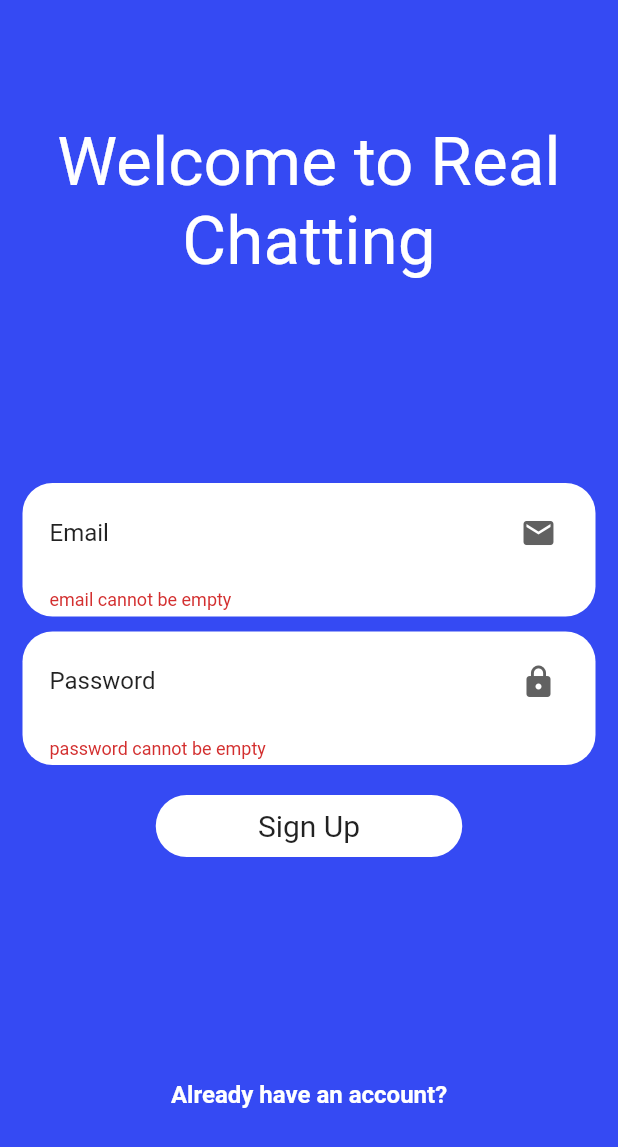
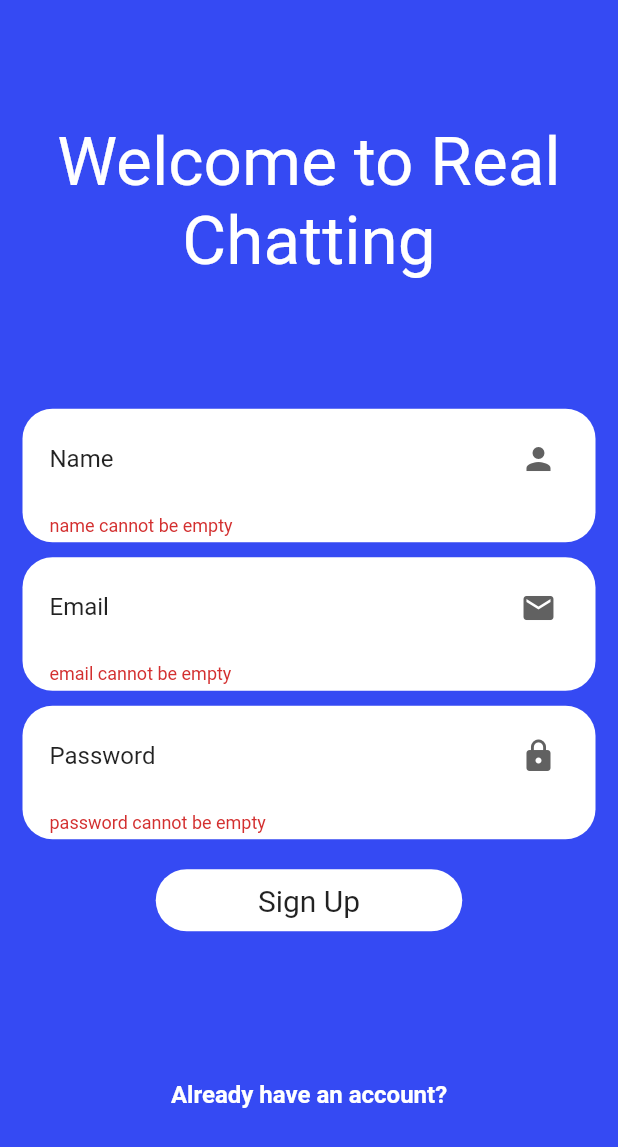
Before and after one commit to osKlonowski/real-time-chat, a Flutter app: the screen it shows after launch, after a tap on "Login", after a tap on "Create an Account", after a tap on "Sign Up", on a phone screen of 412 x 824 dp. Shown: the top 1147 px of the screen. Run offline on Flutter 3.47's test engine with Material 2 defaults, Android fonts, the phone set to English and light mode, and no system bars; drawn by our look-alikes of flutter_easyloading; our stand-ins replace cloud_firestore, firebase_auth, firebase_core; missing offline and left inert: fancy_drawer; accounts and stored records are empty; Roboto replaces fonts that are missing (Raleway).

```diff
--- a/real_time_chat/lib/services/authentication.dart
+++ b/real_time_chat/lib/services/authentication.dart
@@ -1,8 +1,25 @@
+import 'package:cloud_firestore/cloud_firestore.dart';
 import 'package:firebase_auth/firebase_auth.dart';
 import 'package:flutter_easyloading/flutter_easyloading.dart';
 
 class Auth {
   FirebaseAuth _auth = FirebaseAuth.instance;
+  FirebaseFirestore _firestore = FirebaseFirestore.instance;
+
+  Future<void> _createUserRef(
+      String uid, String email, String name) async {
+    try {
+      await _firestore.collection('users').doc(uid).set({
+        'uid': uid,
+        'email': email,
+        'name': name,
+      });
+    } on FirebaseException catch (e) {
+      print(e);
+    } catch (e) {
+      print(e);
+    }
+  }
 
   Future<bool> signIn(String email, String password) async {
     try {
@@ -12,7 +29,7 @@ class Auth {
       );
       return true;
     } on FirebaseAuthException catch (e) {
-      if(e.code == 'user-not-found') {
+      if (e.code == 'user-not-found') {
         EasyLoading.showInfo('User Not Found');
       } else if (e.code == 'wrong-password') {
         EasyLoading.showError('Wrong Password');
@@ -23,12 +40,14 @@ class Auth {
     return false;
   }
 
-  Future<bool> signUp(String email, String password) async {
+  Future<bool> signUp(String email, String password, String name) async {
     try {
       UserCredential creds = await _auth.createUserWithEmailAndPassword(
         email: email,
         password: password,
       );
+      await creds.user.updateProfile(displayName: name);
+      await _createUserRef(creds.user.uid, email, name);
       return true;
     } on FirebaseAuthException catch (e) {
       if (e.code == 'weak-password') {
--- a/real_time_chat/lib/views/login_signup/login_main.dart
+++ b/real_time_chat/lib/views/login_signup/login_main.dart
@@ -1,4 +1,5 @@
 import 'package:flutter/material.dart';
+import 'package:flutter_easyloading/flutter_easyloading.dart';
 import 'package:real_time_chat/enums/auth_enum.dart';
 import 'package:real_time_chat/global.dart';
 import 'package:real_time_chat/services/authentication.dart';
@@ -15,6 +16,7 @@ class _LoginPageState extends State<LoginPage> {
   final GlobalKey<FormState> _formKey = GlobalKey<FormState>();
   TextEditingController _passwordController = TextEditingController();
   TextEditingController _emailController = TextEditingController();
+  TextEditingController _nameController = TextEditingController();
   AuthMode _authMode = AuthMode.Login;
   Auth _authentication = Auth();
 
@@ -23,20 +25,28 @@ class _LoginPageState extends State<LoginPage> {
       return;
     }
     _formKey.currentState.save();
+    EasyLoading.show(status: 'Loading...');
     switch (_authMode) {
       case AuthMode.Login:
         bool res = await _authentication.signIn(
             _emailController.text.trim(), _passwordController.text.trim());
-        if (res) widget.loginCallback();
+        if (res) {
+          widget.loginCallback();
+          EasyLoading.showToast('Successfully Logged In', toastPosition: EasyLoadingToastPosition.bottom);
+        }
         break;
       case AuthMode.Signup:
-        bool res = await _authentication.signUp(
-            _emailController.text.trim(), _passwordController.text.trim());
-        if (res) widget.loginCallback();
+        bool res = await _authentication.signUp(_emailController.text.trim(),
+            _passwordController.text.trim(), _nameController.text.trim());
+        if (res) {
+          widget.loginCallback();
+          EasyLoading.showToast('Successfully Created New User', toastPosition: EasyLoadingToastPosition.bottom);
+        }
         break;
       default:
         break;
     }
+    EasyLoading.dismiss();
   }
 
   @override
@@ -70,6 +80,10 @@ class _LoginPageState extends State<LoginPage> {
               child: Column(
                 mainAxisAlignment: MainAxisAlignment.center,
                 children: <Widget>[
+                  //Name Input
+                  _authMode == AuthMode.Signup
+                      ? _nameInput()
+                      : SizedBox(height: 0),
                   //Email Input
                   _emailInput(),
                   //Password Input
@@ -101,6 +115,42 @@ class _LoginPageState extends State<LoginPage> {
     );
   }
 
+  Widget _nameInput() {
+    return Container(
+      margin: const EdgeInsets.only(top: 5, bottom: 5),
+      decoration: BoxDecoration(
+        color: Colors.white,
+        borderRadius: BorderRadius.circular(20.0),
+      ),
+      child: Padding(
+        padding: const EdgeInsets.fromLTRB(18, 4, 14, 4),
+        child: TextFormField(
+          decoration: InputDecoration(
+            border: InputBorder.none,
+            suffixIcon: Icon(
+              Icons.person,
+              color: Colors.grey[700],
+            ),
+            labelText: 'Name',
+            labelStyle: Theme.of(context).textTheme.subtitle1,
+            hintText: 'First and Last Name',
+          ),
+          controller: _nameController,
+          maxLines: 1,
+          onSaved: (val) => val.trim(),
+          keyboardType: TextInputType.text,
+          validator: (val) {
+            if (val.length == 0) {
+              return "name cannot be empty";
+            } else {
+              return null;
+            }
+          },
+        ),
+      ),
+    );
+  }
+
   Widget _emailInput() {
     return Container(
       margin: const EdgeInsets.only(top: 5, bottom: 5),
@@ -119,6 +169,7 @@ class _LoginPageState extends State<LoginPage> {
             ),
             labelText: 'Email',
             labelStyle: Theme.of(context).textTheme.subtitle1,
+            hintText: 'john.doe@gmail.com',
           ),
           controller: _emailController,
           maxLines: 1,
@@ -154,6 +205,7 @@ class _LoginPageState extends State<LoginPage> {
             ),
             labelText: 'Password',
             labelStyle: Theme.of(context).textTheme.subtitle1,
+            hintText: 'At least 6 characters',
           ),
           obscureText: true,
           controller: _passwordController,
--- a/real_time_chat/pubspec.yaml
+++ b/real_time_chat/pubspec.yaml
@@ -27,6 +27,7 @@ dependencies:
   cupertino_icons: ^0.1.3
   firebase_core: ^0.5.2
   firebase_auth: ^0.18.3
+  cloud_firestore: ^0.14.3
   provider: ^4.3.2+2
   flutter_easyloading: ^2.0.1
   fancy_drawer: ^0.0.1
```
Also changed, not shown: real_time_chat/lib/services/database.dart (added, +20 -0 lines), real_time_chat/lib/views/home/home_page.dart (+34 -9 lines), real_time_chat/pubspec.lock, 2 other files.
